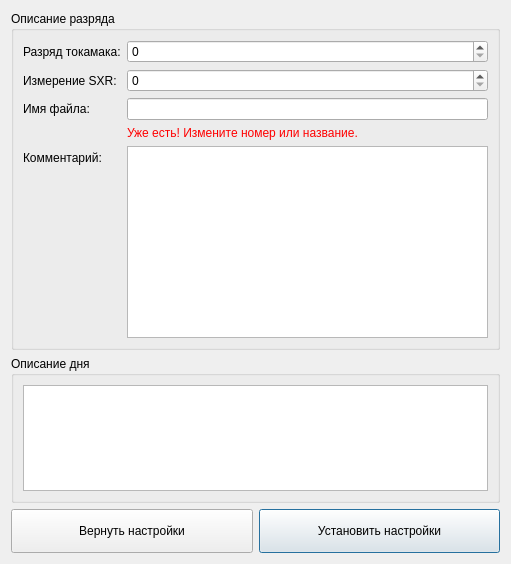
The window that ui/JOURNAL/ShotSettingsUIDesign.ui (AVSidorov/FT2SXR) describes before a commit, drawn with Qt 5.
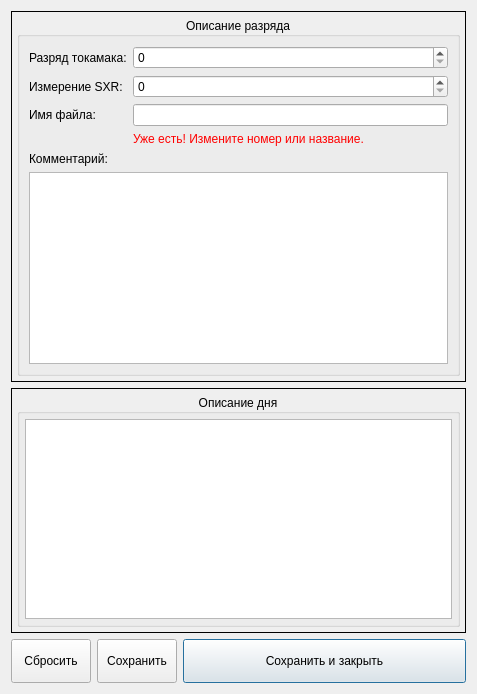
The same window after the commit. Icons and pictures are not drawn.

Commit message: new UI for devices; save and close button for devices.

Diff of the .ui file:
```diff
--- a/ui/JOURNAL/ShotSettingsUIDesign.ui
+++ b/ui/JOURNAL/ShotSettingsUIDesign.ui
@@ -6,69 +6,36 @@
    <rect>
     <x>0</x>
     <y>0</y>
-    <width>511</width>
-    <height>564</height>
+    <width>477</width>
+    <height>694</height>
    </rect>
   </property>
   <property name="windowTitle">
    <string>Параметры разряда</string>
   </property>
-  <layout class="QGridLayout" name="gridLayout">
-   <item row="2" column="0">
-    <widget class="QPushButton" name="return_pushButton">
-     <property name="minimumSize">
-      <size>
-       <width>0</width>
-       <height>44</height>
-      </size>
+  <layout class="QVBoxLayout" name="verticalLayout_4">
+   <item>
+    <widget class="QFrame" name="frame_2">
+     <property name="frameShape">
+      <enum>QFrame::Box</enum>
      </property>
-     <property name="font">
-      <font>
-       <pointsize>9</pointsize>
-      </font>
+     <property name="frameShadow">
+      <enum>QFrame::Plain</enum>
      </property>
-     <property name="cursor">
-      <cursorShape>PointingHandCursor</cursorShape>
-     </property>
-     <property name="text">
-      <string>Вернуть настройки</string>
-     </property>
-     <property name="autoDefault">
-      <bool>false</bool>
-     </property>
-     <property name="default">
-      <bool>false</bool>
-     </property>
-     <property name="flat">
-      <bool>false</bool>
-     </property>
-    </widget>
-   </item>
-   <item row="2" column="1">
-    <widget class="QPushButton" name="install_pushButton">
-     <property name="minimumSize">
-      <size>
-       <width>0</width>
-       <height>44</height>
-      </size>
-     </property>
-     <property name="font">
-      <font>
-       <pointsize>9</pointsize>
-      </font>
-     </property>
-     <property name="cursor">
-      <cursorShape>PointingHandCursor</cursorShape>
-     </property>
-     <property name="text">
-      <string>Установить настройки</string>
-     </property>
-     <property name="default">
-      <bool>true</bool>
-     </property>
-    </widget>
-   </item>
-   <item row="0" column="0" colspan="2">
+     <layout class="QVBoxLayout" name="verticalLayout_3">
+      <property name="leftMargin">
+       <number>5</number>
+      </property>
+      <property name="topMargin">
+       <number>5</number>
+      </property>
+      <property name="rightMargin">
+       <number>5</number>
+      </property>
+      <property name="bottomMargin">
+       <number>5</number>
+      </property>
+      <item>
     <widget class="QGroupBox" name="groupBox">
      <property name="sizePolicy">
       <sizepolicy hsizetype="Preferred" vsizetype="Fixed">
@@ -76,9 +43,20 @@
        <verstretch>0</verstretch>
       </sizepolicy>
      </property>
+        <property name="font">
+         <font>
+          <pointsize>9</pointsize>
+         </font>
+        </property>
      <property name="title">
       <string>Описание разряда</string>
      </property>
+        <property name="alignment">
+         <set>Qt::AlignCenter</set>
+        </property>
+        <property name="flat">
+         <bool>true</bool>
+        </property>
      <layout class="QFormLayout" name="formLayout">
       <item row="1" column="0">
        <widget class="QLabel" name="label">
@@ -90,16 +68,6 @@
       <item row="1" column="1">
        <widget class="QSpinBox" name="sxr_number_spinBox"/>
       </item>
-      <item row="6" column="0">
-       <widget class="QLabel" name="label_4">
-        <property name="text">
-         <string>Комментарий:</string>
-        </property>
-       </widget>
-      </item>
-      <item row="6" column="1">
-       <widget class="QTextEdit" name="comment_textEdit"/>
-      </item>
       <item row="0" column="0">
        <widget class="QLabel" name="label_2">
         <property name="text">
@@ -122,6 +90,11 @@
       </item>
       <item row="3" column="1">
        <widget class="QLabel" name="notification_label">
+           <property name="font">
+            <font>
+             <pointsize>9</pointsize>
+            </font>
+           </property>
         <property name="styleSheet">
          <string notr="true">color: rgb(255, 0, 0);</string>
         </property>
@@ -130,10 +103,44 @@
         </property>
        </widget>
       </item>
+         <item row="5" column="0">
+          <widget class="QLabel" name="label_4">
+           <property name="text">
+            <string>Комментарий:</string>
+           </property>
+          </widget>
+         </item>
+         <item row="6" column="0" colspan="2">
+          <widget class="QTextEdit" name="comment_textEdit"/>
+         </item>
      </layout>
     </widget>
    </item>
-   <item row="1" column="0" colspan="2">
+     </layout>
+    </widget>
+   </item>
+   <item>
+    <widget class="QFrame" name="frame">
+     <property name="frameShape">
+      <enum>QFrame::Box</enum>
+     </property>
+     <property name="frameShadow">
+      <enum>QFrame::Plain</enum>
+     </property>
+     <layout class="QVBoxLayout" name="verticalLayout_2">
+      <property name="leftMargin">
+       <number>5</number>
+      </property>
+      <property name="topMargin">
+       <number>5</number>
+      </property>
+      <property name="rightMargin">
+       <number>5</number>
+      </property>
+      <property name="bottomMargin">
+       <number>5</number>
+      </property>
+      <item>
     <widget class="QGroupBox" name="groupBox_2">
      <property name="minimumSize">
       <size>
@@ -141,10 +148,33 @@
        <height>100</height>
       </size>
      </property>
+        <property name="font">
+         <font>
+          <pointsize>9</pointsize>
+         </font>
+        </property>
      <property name="title">
       <string>Описание дня</string>
      </property>
+        <property name="alignment">
+         <set>Qt::AlignCenter</set>
+        </property>
+        <property name="flat">
+         <bool>true</bool>
+        </property>
      <layout class="QVBoxLayout" name="verticalLayout">
+         <property name="leftMargin">
+          <number>5</number>
+         </property>
+         <property name="topMargin">
+          <number>5</number>
+         </property>
+         <property name="rightMargin">
+          <number>5</number>
+         </property>
+         <property name="bottomMargin">
+          <number>5</number>
+         </property>
       <item>
        <widget class="QTextEdit" name="day_textEdit"/>
       </item>
@@ -153,6 +183,130 @@
    </item>
   </layout>
  </widget>
+   </item>
+   <item>
+    <layout class="QHBoxLayout" name="horizontalLayout">
+     <item>
+      <widget class="QPushButton" name="return_pushButton">
+       <property name="sizePolicy">
+        <sizepolicy hsizetype="Preferred" vsizetype="Fixed">
+         <horstretch>0</horstretch>
+         <verstretch>0</verstretch>
+        </sizepolicy>
+       </property>
+       <property name="minimumSize">
+        <size>
+         <width>0</width>
+         <height>44</height>
+        </size>
+       </property>
+       <property name="font">
+        <font>
+         <pointsize>9</pointsize>
+        </font>
+       </property>
+       <property name="cursor">
+        <cursorShape>PointingHandCursor</cursorShape>
+       </property>
+       <property name="text">
+        <string>Сбросить</string>
+       </property>
+       <property name="icon">
+        <iconset>
+         <normalon>../../style/icons/icons8-close-48.png</normalon>
+        </iconset>
+       </property>
+       <property name="iconSize">
+        <size>
+         <width>30</width>
+         <height>30</height>
+        </size>
+       </property>
+      </widget>
+     </item>
+     <item>
+      <widget class="QPushButton" name="install_pushButton">
+       <property name="sizePolicy">
+        <sizepolicy hsizetype="Preferred" vsizetype="Fixed">
+         <horstretch>0</horstretch>
+         <verstretch>0</verstretch>
+        </sizepolicy>
+       </property>
+       <property name="minimumSize">
+        <size>
+         <width>0</width>
+         <height>44</height>
+        </size>
+       </property>
+       <property name="font">
+        <font>
+         <pointsize>9</pointsize>
+        </font>
+       </property>
+       <property name="cursor">
+        <cursorShape>PointingHandCursor</cursorShape>
+       </property>
+       <property name="text">
+        <string>Сохранить</string>
+       </property>
+       <property name="icon">
+        <iconset>
+         <normalon>../../style/icons/icons8-save-48.png</normalon>
+        </iconset>
+       </property>
+       <property name="iconSize">
+        <size>
+         <width>30</width>
+         <height>30</height>
+        </size>
+       </property>
+       <property name="default">
+        <bool>false</bool>
+       </property>
+      </widget>
+     </item>
+     <item>
+      <widget class="QPushButton" name="saveclose_pushButton">
+       <property name="sizePolicy">
+        <sizepolicy hsizetype="Expanding" vsizetype="Fixed">
+         <horstretch>0</horstretch>
+         <verstretch>0</verstretch>
+        </sizepolicy>
+       </property>
+       <property name="minimumSize">
+        <size>
+         <width>0</width>
+         <height>44</height>
+        </size>
+       </property>
+       <property name="font">
+        <font>
+         <pointsize>9</pointsize>
+        </font>
+       </property>
+       <property name="text">
+        <string>Сохранить и закрыть</string>
+       </property>
+       <property name="icon">
+        <iconset>
+         <normalon>../../style/icons/icons8-save-close-48.png</normalon>
+        </iconset>
+       </property>
+       <property name="iconSize">
+        <size>
+         <width>30</width>
+         <height>30</height>
+        </size>
+       </property>
+       <property name="default">
+        <bool>true</bool>
+       </property>
+      </widget>
+     </item>
+    </layout>
+   </item>
+  </layout>
+ </widget>
  <tabstops>
   <tabstop>shot_number_spinBox</tabstop>
   <tabstop>sxr_number_spinBox</tabstop>
```
Left out of the diff: 3 changed lines with no effect on the pictures. Lines whose indentation alone changed are shown as unchanged. The commit also changes 35 other files.
